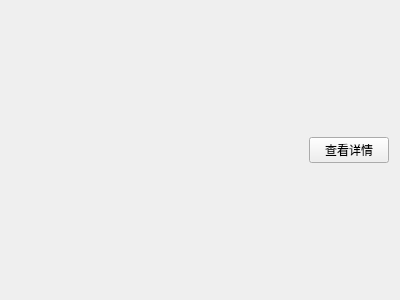
This is ui/MyWidgets/BankCard.ui in alonelysnake/BUAA-python-Online-question-bank-platform as Qt 5 draws it before an edit. The edited form follows.
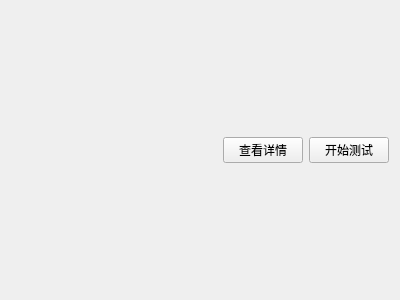
This is the edited form.

```diff
--- a/ui/MyWidgets/BankCard.ui
+++ b/ui/MyWidgets/BankCard.ui
@@ -40,6 +40,19 @@
      </property>
     </widget>
    </item>
+   <item>
+    <widget class="QPushButton" name="testButton">
+     <property name="sizePolicy">
+      <sizepolicy hsizetype="Fixed" vsizetype="Fixed">
+       <horstretch>0</horstretch>
+       <verstretch>0</verstretch>
+      </sizepolicy>
+     </property>
+     <property name="text">
+      <string>开始测试</string>
+     </property>
+    </widget>
+   </item>
   </layout>
  </widget>
  <resources/>
```
Left out of the diff: 2 changed lines with no effect on the pictures.
